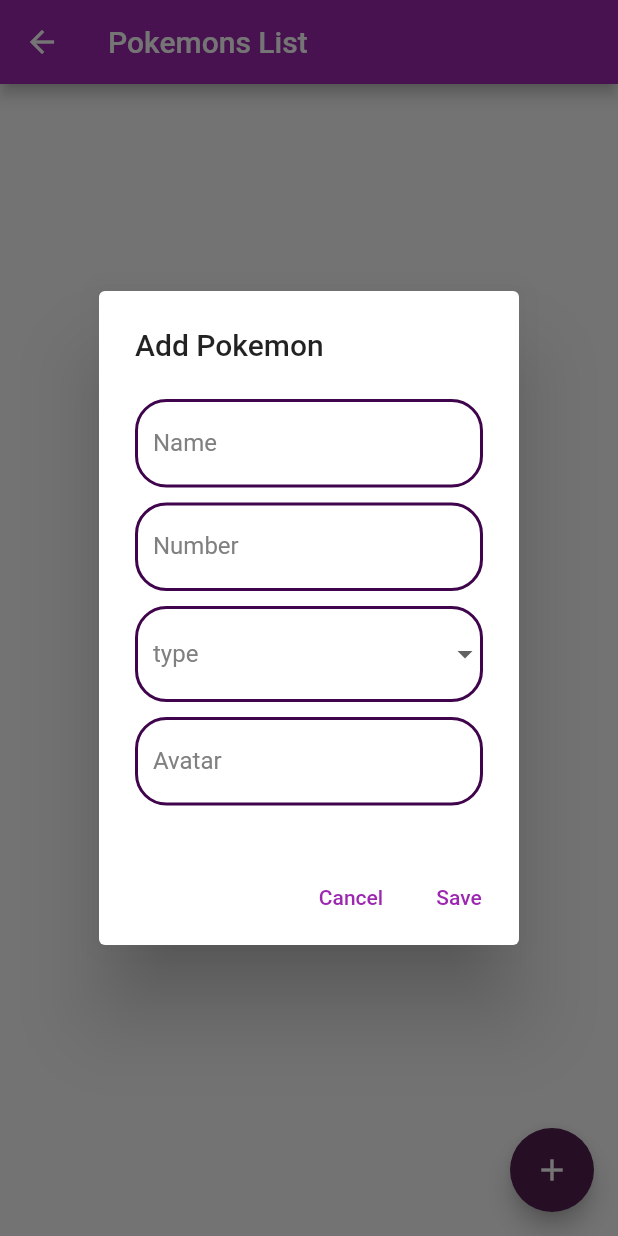
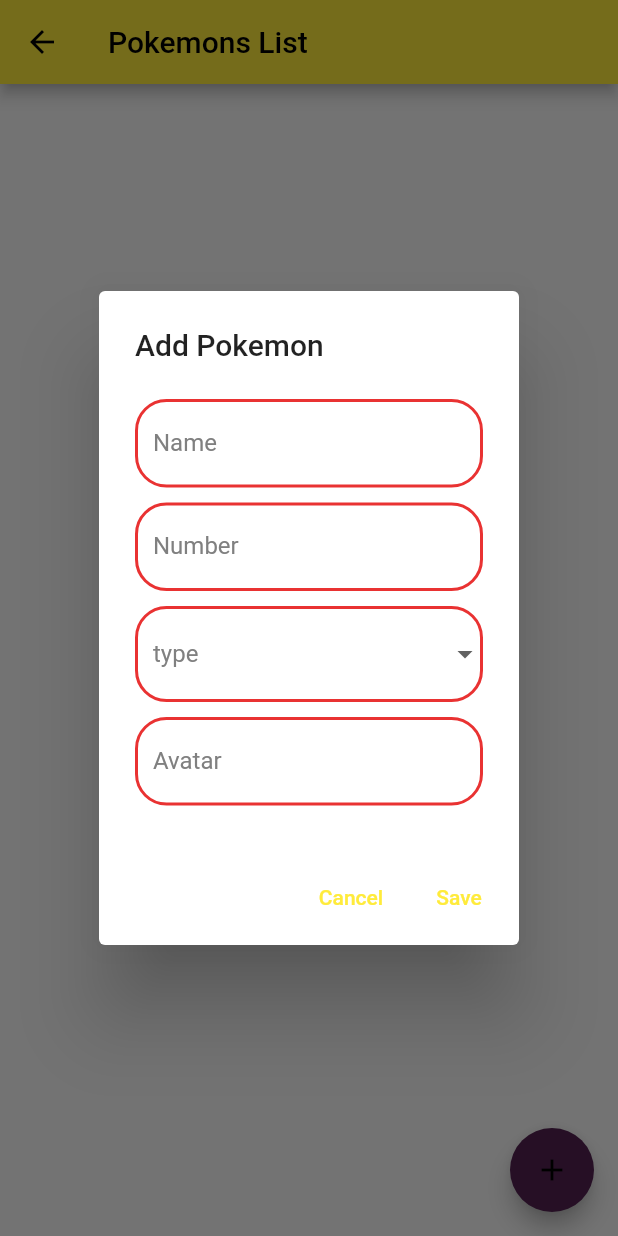
Before and after one commit to DanielSouzaCruz/PokedexFlutter, a Flutter app: the PokemonsListScreen screen opened directly, after a tap on the "add" icon, on a phone screen of 412 x 824 dp. Run offline on Flutter 3.47's test engine with Material 2 defaults, Android fonts, the phone set to English and light mode, and no system bars; our stand-ins replace drift; accounts and stored records are empty; generated files the repository leaves out were written again.

Commit message:
Pokedex Types

```diff
--- a/pokedex/lib/main.dart
+++ b/pokedex/lib/main.dart
@@ -21,7 +21,7 @@ class MyApp extends StatelessWidget {
   Widget build(BuildContext context) {
     return MaterialApp(
       title: 'Pokemons List App',
-      theme: ThemeData(primarySwatch: Colors.purple),
+      theme: ThemeData(primarySwatch: Colors.yellow),
       home: const HomeScreen(),
     );
   }
--- a/pokedex/lib/palette.dart
+++ b/pokedex/lib/palette.dart
@@ -1,9 +1,9 @@
 import 'package:flutter/material.dart';
 
 class ColorPalette {
-  static const Color cardColor = Color(0xFF9E339D);
+  static const Color cardColor = Color.fromARGB(255, 248, 10, 10);
   static const Color iconColor = Color(0xFF000000);
   static const Color textColor = Color(0xFF808080);
-  static const Color borderColorInput = Color(0xFF3F044B);
-  static const Color borderColorInputActivate = Color(0xFF290231);
+  static const Color borderColorInput = Color.fromARGB(255, 233, 50, 50);
+  static const Color borderColorInputActivate = Color.fromARGB(255, 248, 0, 12);
 }
--- a/pokedex/lib/typePokemons.dart
+++ b/pokedex/lib/typePokemons.dart
@@ -1,3 +1,13 @@
 const List<String> typePokemons = [
   'Eletric',
+  'Grass',
+  'Fire',
+  'Water',
+  'Psychic',
+  'Ghost',
+  'Dark',
+  'Poison',
+  'Bug',
+  'Dragon',
+  'Fairy',
 ];
```
